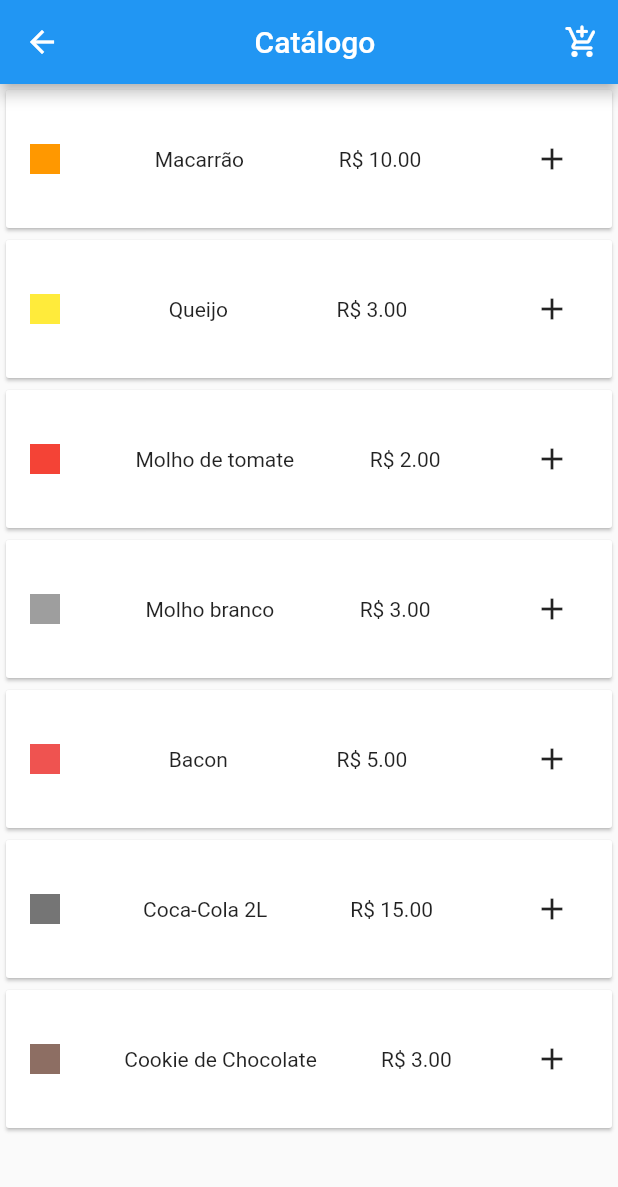
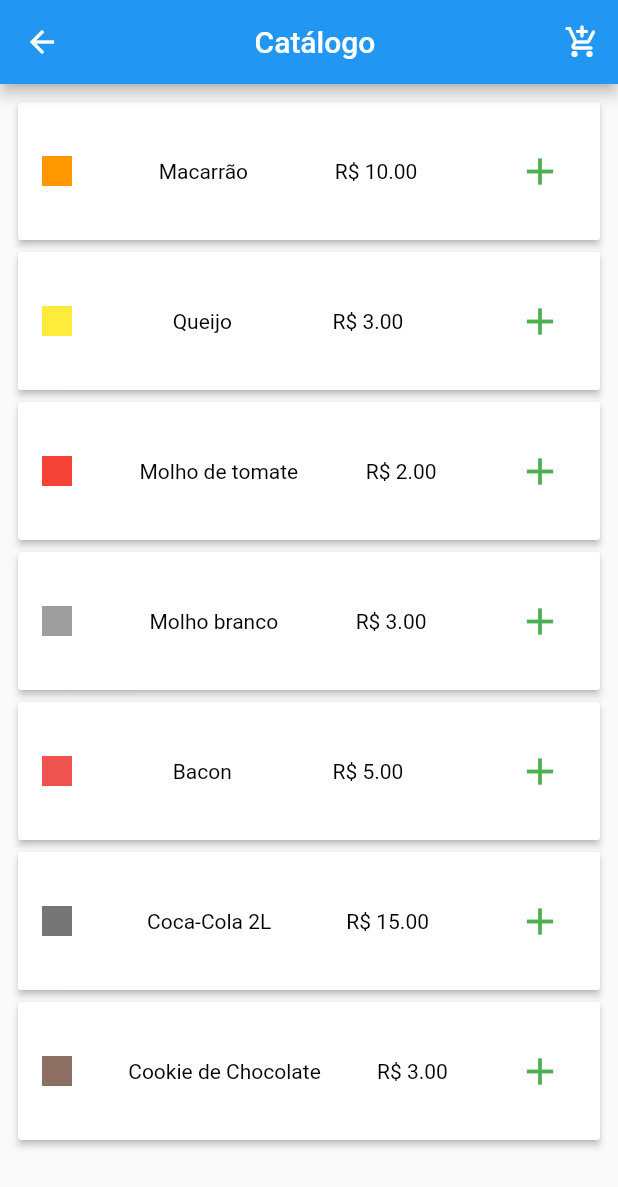
Before and after one commit to Gabriellsp/setState_vs_provider, a Flutter app: the CatalogoPage screen opened directly, on a phone screen of 412 x 824 dp. Shown: the top 1187 px of the screen. Run offline on Flutter 3.47's test engine with Material 2 defaults, Android fonts, the phone set to English and light mode, and no system bars.

```diff
--- a/lib/args/models/item_model.dart
+++ b/lib/args/models/item_model.dart
@@ -5,11 +5,13 @@ class ItemModel {
   late Color? color;
   late bool? isSelected;
   late double? value;
+  late bool? isDisponible;
 
   ItemModel(
     this.name,
     this.color,
     this.isSelected,
     this.value,
+    this.isDisponible,
   );
 }
--- a/lib/args/pages/catalogo/catalogo_page.dart
+++ b/lib/args/pages/catalogo/catalogo_page.dart
@@ -1,6 +1,7 @@
 import 'package:flutter/material.dart';
 import 'package:provider_state_management/args/models/item_model.dart';
-import 'package:provider_state_management/args/pages/catalogo/widgets/item.dart';
+import 'package:provider_state_management/args/pages/carrinho/widgets/no_items.dart';
+import 'package:provider_state_management/shared/widgets/item.dart';
 
 class CatalogoPage extends StatefulWidget {
   const CatalogoPage({Key? key}) : super(key: key);
@@ -11,16 +12,19 @@ class CatalogoPage extends StatefulWidget {
 
 class _CatalogoState extends State<CatalogoPage> {
   List<ItemModel> itens = [
-    ItemModel("Macarrão", Colors.orange, false, 10),
-    ItemModel("Queijo", Colors.yellow, false, 3),
-    ItemModel("Molho de tomate", Colors.red, false, 2),
-    ItemModel("Molho branco", Colors.grey, false, 3),
-    ItemModel("Bacon", Colors.red.shade400, false, 5),
-    ItemModel("Coca-Cola 2L", Colors.black54, false, 15),
-    ItemModel("Cookie de Chocolate", Colors.brown.shade400, false, 3),
+    ItemModel("Macarrão", Colors.orange, false, 10, true),
+    ItemModel("Queijo", Colors.yellow, false, 3, true),
+    ItemModel("Molho de tomate", Colors.red, false, 2, true),
+    ItemModel("Molho branco", Colors.grey, false, 3, true),
+    ItemModel("Bacon", Colors.red.shade400, false, 5, true),
+    ItemModel("Coca-Cola 2L", Colors.black54, false, 15, true),
+    ItemModel("Cookie de Chocolate", Colors.brown.shade400, false, 3, true),
   ];
+
   @override
   Widget build(BuildContext context) {
+    var availableItems =
+        itens.where((element) => element.isDisponible!).toList();
     return Scaffold(
       appBar: AppBar(
         title: const Center(child: Text('Catálogo')),
@@ -34,18 +38,33 @@ class _CatalogoState extends State<CatalogoPage> {
               Navigator.of(context).pushNamed('/carrinho', arguments: {
                 'listItemSelected':
                     itens.where((item) => item.isSelected!).toList()
-              });
+              }).then((_) => setState(
+                  () {})); //TODO usado para ao retornar para a página ocorrer um refresh nos estados
             },
           )
         ],
       ),
-      body: ListView.builder(
-          itemCount: itens.length,
-          itemBuilder: (BuildContext context, int index) {
-            return Item(
-              item: itens.elementAt(index),
-            );
-          }),
+      body: availableItems.isEmpty
+          ? const NoItems(
+              title: "Sem itens disponíveis no momento",
+            )
+          : Padding(
+              padding: const EdgeInsets.all(8.0),
+              child: ListView.builder(
+                  itemCount: availableItems.length,
+                  itemBuilder: (BuildContext context, int index) {
+                    return Item(
+                      item: availableItems.elementAt(index),
+                      callbackFunction: _setSelectedItem,
+                    );
+                  }),
+            ),
     );
   }
+
+  void _setSelectedItem(bool isSelected, ItemModel item) {
+    setState(() {
+      item.isSelected = isSelected;
+    });
+  }
 }
--- a/lib/args/pages/catalogo/widgets/item.dart
+++ /dev/null
@@ -1,51 +0,0 @@
-import 'package:flutter/material.dart';
-import 'package:provider_state_management/args/models/item_model.dart';
-
-class Item extends StatefulWidget {
-  final ItemModel? item;
-  const Item({super.key, this.item});
-
-  @override
-  State<Item> createState() => _ItemState();
-}
-
-class _ItemState extends State<Item> {
-  @override
-  Widget build(BuildContext context) {
-    var screenSize = MediaQuery.of(context).size;
-    return SizedBox(
-      width: screenSize.width * 0.9,
-      height: 100,
-      child: Card(
-        shape: RoundedRectangleBorder(
-          borderRadius: BorderRadius.circular(2.0),
-        ),
-        elevation: 1,
-        child: Padding(
-          padding: const EdgeInsets.all(16.0),
-          child:
-              Row(mainAxisAlignment: MainAxisAlignment.spaceBetween, children: [
-            Container(
-              color: widget.item!.color,
-              width: 20,
-              height: 20,
-            ),
-            Text(widget.item!.name!),
-            Text("R\$ ${widget.item!.value!.toStringAsFixed(2)}"),
-            widget.item!.isSelected!
-                ? IconButton(
-                    onPressed: () => setState(() {
-                          widget.item?.isSelected = false;
-                        }),
-                    icon: const Icon(Icons.remove))
-                : IconButton(
-                    onPressed: () => setState(() {
-                          widget.item?.isSelected = true;
-                        }),
-                    icon: const Icon(Icons.add)),
-          ]),
-        ),
-      ),
-    );
-  }
-}
--- /dev/null
+++ b/lib/shared/style/text_style.dart
@@ -0,0 +1,10 @@
+import 'package:flutter/material.dart';
+
+const TextStyle font18BoldBlueAccent = TextStyle(
+    fontSize: 18, fontWeight: FontWeight.bold, color: Colors.blueAccent);
+
+const TextStyle font18BoldBlack =
+    TextStyle(fontSize: 18, fontWeight: FontWeight.bold, color: Colors.black);
+
+const TextStyle font14NormalBlack =
+    TextStyle(fontSize: 14, fontWeight: FontWeight.normal, color: Colors.black);
--- /dev/null
+++ b/lib/shared/widgets/card_item.dart
@@ -0,0 +1,25 @@
+import 'package:flutter/material.dart';
+
+class CardItem extends StatelessWidget {
+  final Widget child;
+  const CardItem({Key? key, required this.child}) : super(key: key);
+
+  @override
+  Widget build(BuildContext context) {
+    var screenSize = MediaQuery.of(context).size;
+    return SizedBox(
+      width: screenSize.width * 0.9,
+      height: 100,
+      child: Card(
+        shape: RoundedRectangleBorder(
+          borderRadius: BorderRadius.circular(2.0),
+        ),
+        elevation: 2,
+        child: Padding(
+          padding: const EdgeInsets.all(16.0),
+          child: child,
+        ),
+      ),
+    );
+  }
+}
--- /dev/null
+++ b/lib/shared/widgets/item.dart
@@ -0,0 +1,59 @@
+import 'package:flutter/material.dart';
+
+import 'package:provider_state_management/args/models/item_model.dart';
+import 'package:provider_state_management/shared/style/text_style.dart';
+import 'package:provider_state_management/shared/widgets/card_item.dart';
+
+class Item extends StatelessWidget {
+  final ItemModel? item;
+  final Function? callbackFunction;
+  const Item({
+    Key? key,
+    this.item,
+    required this.callbackFunction,
+  }) : super(key: key);
+
+  @override
+  Widget build(BuildContext context) {
+    return CardItem(
+      child: Row(
+        mainAxisAlignment: MainAxisAlignment.spaceBetween,
+        children: [
+          Container(
+            color: item!.color,
+            width: 20,
+            height: 20,
+          ),
+          Text(
+            item!.name!,
+            style: font14NormalBlack,
+          ),
+          Text(
+            "R\$ ${item!.value!.toStringAsFixed(2)}",
+            style: font14NormalBlack,
+          ),
+          item!.isSelected!
+              ? IconButton(
+                  onPressed: () {
+                    callbackFunction!(false, item);
+                  },
+                  icon: const Icon(
+                    Icons.remove,
+                    size: 30,
+                    color: Colors.red,
+                  ))
+              : IconButton(
+                  onPressed: () {
+                    callbackFunction!(true, item);
+                  },
+                  icon: const Icon(
+                    Icons.add,
+                    size: 30,
+                    color: Colors.green,
+                  ),
+                ),
+        ],
+      ),
+    );
+  }
+}
```
Also changed, not shown: lib/args/pages/carrinho/carrinho_page.dart (+85 -36 lines), lib/args/pages/carrinho/widgets/no_items.dart (added, +29 -0 lines), 10 other files.
